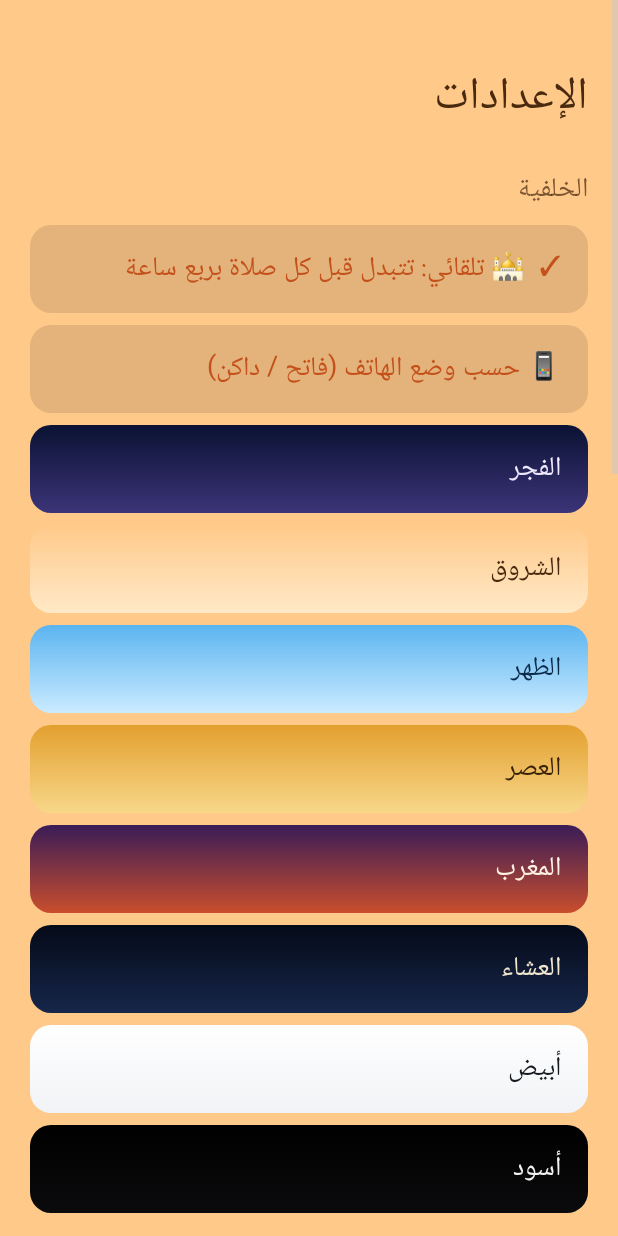
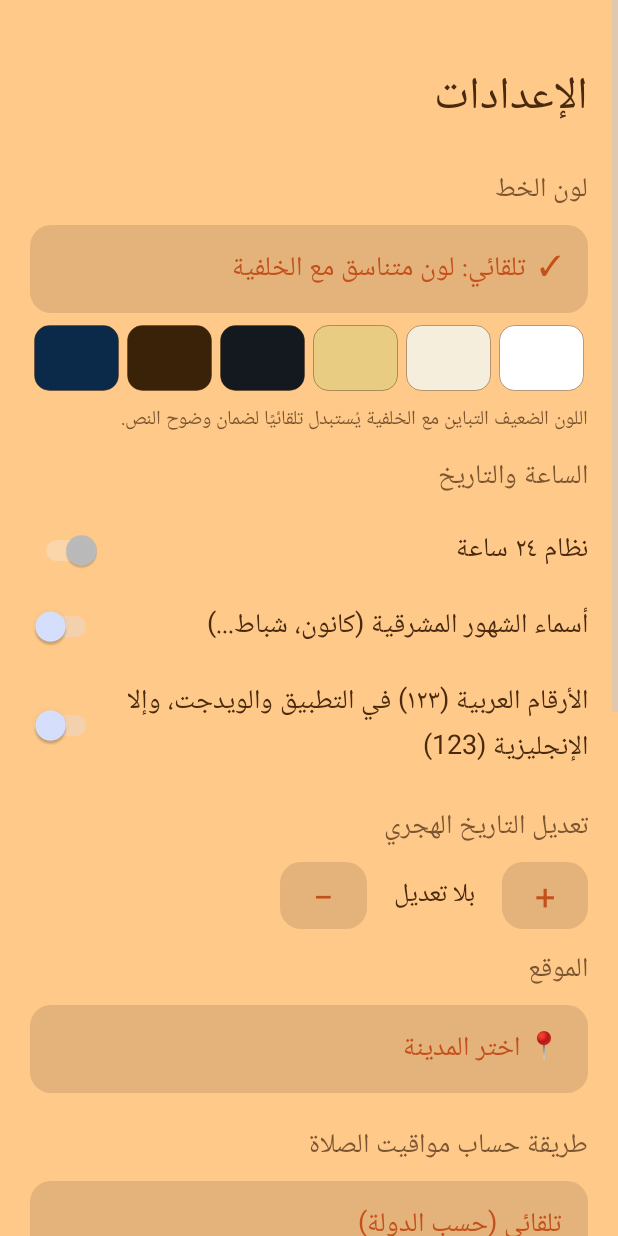
Before and after one commit to star0fissal0-crypto/MezagApp, an Android app: the screen it shows after launch (SettingsActivity), after a tap on "⚙️", on a phone screen of 412 x 824 dp. Run offline under Robolectric (Android 15) with nearby library versions, the phone set to English and light mode, and no system bars.

Commit message:
Add files via upload

```diff
--- a/app/src/main/java/com/mezagapp/app/Core.kt
+++ b/app/src/main/java/com/mezagapp/app/Core.kt
@@ -3,7 +3,10 @@ package com.mezagapp.app
 import android.app.Activity
 import android.content.Context
 import android.content.res.Configuration
+import android.graphics.Bitmap
+import android.graphics.BitmapFactory
 import android.graphics.Color
+import android.graphics.drawable.BitmapDrawable
 import android.graphics.drawable.GradientDrawable
 import android.os.Build
 import android.text.format.DateFormat
@@ -212,7 +215,7 @@ object ThemeManager {
     }
 
     /** الثيم الذي يناسب الوقت الحالي: يبدأ قبل كل صلاة بربع ساعة */
-    private fun autoIndex(store: Store): Int {
+    fun autoIndex(store: Store): Int {
         if (store.hasLocation) {
             val now = ZonedDateTime.now(PrayerManager.zone(store))
             val r = PrayerManager.compute(store, now)
@@ -240,14 +243,25 @@ object ThemeManager {
         (ctx.resources.configuration.uiMode and Configuration.UI_MODE_NIGHT_MASK) ==
             Configuration.UI_MODE_NIGHT_YES
 
+    private fun mix(a: Int, b: Int, t: Float): Int = Color.rgb(
+        (Color.red(a) + (Color.red(b) - Color.red(a)) * t).toInt(),
+        (Color.green(a) + (Color.green(b) - Color.green(a)) * t).toInt(),
+        (Color.blue(a) + (Color.blue(b) - Color.blue(a)) * t).toInt()
+    )
+
+    /** ثيم لون واحد مستوحى من متوسط لون الخلفية */
+    fun fromBackground(ctx: Context, i: Int): Theme {
+        val idx = i.coerceIn(0, 5)
+        val c = Backgrounds.color(ctx, idx) ?: return themes[idx]
+        val dark = lum(c) < 0.35
+        val text = Color.parseColor(if (dark) "#F4F0E8" else "#14181F")
+        val accent = if (dark) mix(c, Color.WHITE, 0.7f) else mix(c, Color.BLACK, 0.6f)
+        return Theme(themes[idx].arabicName, c, c, text, accent, dark)
+    }
+
     /** يحدد الثيم الفعلي مع لون الخط (الاختياري إن كان واضحًا، وإلا اللون المتناسق) */
     fun resolve(ctx: Context, settings: SettingsRepository, store: Store): Theme {
-        val choice = settings.themeChoice
-        val base = when {
-            choice == AUTO -> themes[autoIndex(store)]
-            choice == SYSTEM -> if (isNight(ctx)) themes[7] else themes[6]
-            else -> themes[choice.coerceIn(0, themes.size - 1)]
-        }
+        val base = fromBackground(ctx, autoIndex(store))
         val tc = settings.textColorChoice
         if (tc in TEXT_COLORS.indices) {
             val c = TEXT_COLORS[tc]
@@ -323,3 +337,60 @@ object ClockManager {
         return "$d ${HIJRI_MONTHS[m - 1]} $y هـ"
     }
 }
+
+/** خلفيات الواجهة الرئيسية: assets/bg0.jpg … bg5.jpg */
+object Backgrounds {
+    private var cachedIndex = -1
+    private var cachedBmp: Bitmap? = null
+    private val avg = HashMap<Int, Int>()
+
+    private fun cropToScreen(ctx: Context, b: Bitmap): Bitmap {
+        val m = ctx.resources.displayMetrics
+        val target = m.widthPixels.toFloat() / m.heightPixels
+        val cur = b.width.toFloat() / b.height
+        return if (cur > target) {
+            val w = (b.height * target).toInt()
+            Bitmap.createBitmap(b, (b.width - w) / 2, 0, w, b.height)
+        } else {
+            val h = (b.width / target).toInt()
+            Bitmap.createBitmap(b, 0, (b.height - h) / 2, b.width, h)
+        }
+    }
+
+    private fun decode(ctx: Context, i: Int): Bitmap? = try {
+        val name = "bg$i.jpg"
+        val o = BitmapFactory.Options().apply { inJustDecodeBounds = true }
+        ctx.assets.open(name).use { BitmapFactory.decodeStream(it, null, o) }
+        var s = 1
+        while (maxOf(o.outWidth, o.outHeight) / s > 1800) s *= 2
+        val o2 = BitmapFactory.Options().apply { inSampleSize = s }
+        val src = ctx.assets.open(name).use { BitmapFactory.decodeStream(it, null, o2) }
+        src?.let { cropToScreen(ctx, it) }
+    } catch (e: Exception) {
+        null
+    }
+
+    private fun bitmap(ctx: Context, i: Int): Bitmap? {
+        if (i == cachedIndex && cachedBmp != null) return cachedBmp
+        val b = decode(ctx, i) ?: return null
+        cachedIndex = i
+        cachedBmp = b
+        val s = Bitmap.createScaledBitmap(b, 24, 24, true)
+        var r = 0L
+        var g = 0L
+        var bl = 0L
+        for (y in 0 until 24) for (x in 0 until 24) {
+            val p = s.getPixel(x, y)
+            r += Color.red(p)
+            g += Color.green(p)
+            bl += Color.blue(p)
+        }
+        avg[i] = Color.rgb((r / 576).toInt(), (g / 576).toInt(), (bl / 576).toInt())
+        return b
+    }
+
+    fun drawable(ctx: Context, i: Int): BitmapDrawable? =
+        bitmap(ctx, i)?.let { BitmapDrawable(ctx.resources, it) }
+
+    fun color(ctx: Context, i: Int): Int? = avg[i] ?: run { bitmap(ctx, i); avg[i] }
+}
--- a/app/src/main/java/com/mezagapp/app/MainActivity.kt
+++ b/app/src/main/java/com/mezagapp/app/MainActivity.kt
@@ -221,7 +221,7 @@ class MainActivity : Activity() {
         val arabic = WidgetPrefs.arabicDigits(this)
         val use24 = settings.use24h
 
-        scroll.background = th.gradient()
+        scroll.background = Backgrounds.drawable(this, ThemeManager.autoIndex(store)) ?: th.gradient()
         ThemeManager.applySystemBars(this, th)
         col.removeAllViews()
 
--- a/app/src/main/java/com/mezagapp/app/SettingsActivity.kt
+++ b/app/src/main/java/com/mezagapp/app/SettingsActivity.kt
@@ -126,43 +126,6 @@ class SettingsActivity : Activity() {
         }
 
         col.addView(label("الإعدادات", 30f, t.text))
-
-        // ===== الخلفية (الثيم) =====
-        col.addView(label("الخلفية", 18f, t.sub))
-        val choice = settings.themeChoice
-        col.addView(tap(
-            (if (choice == ThemeManager.AUTO) "✓  " else "") +
-                "🕌 تلقائي: تتبدل قبل كل صلاة بربع ساعة",
-            t.accent, t.card
-        ) {
-            settings.themeChoice = ThemeManager.AUTO
-            render()
-        }, rowLp())
-        col.addView(tap(
-            (if (choice == ThemeManager.SYSTEM) "✓  " else "") +
-                "📱 حسب وضع الهاتف (فاتح / داكن)",
-            t.accent, t.card
-        ) {
-            settings.themeChoice = ThemeManager.SYSTEM
-            render()
-        }, rowLp())
-        ThemeManager.themes.forEachIndexed { i, th ->
-            val sel = choice == i
-            col.addView(TextView(this).apply {
-                text = (if (sel) "✓  " else "") + th.arabicName
-                textSize = 18f
-                setTextColor(th.text)
-                background = th.gradient().apply {
-                    cornerRadius = dp(14).toFloat()
-                    if (sel) setStroke(dp(3), th.accent)
-                }
-                setPadding(dp(18), dp(14), dp(18), dp(14))
-                setOnClickListener {
-                    settings.themeChoice = i
-                    render()
-                }
-            }, rowLp())
-        }
 
         // ===== لون الخط =====
         col.addView(label("لون الخط", 18f, t.sub))
```
